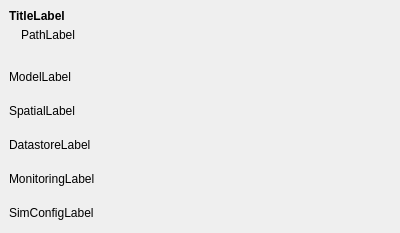
This is src/apps/openfluid-builder/base/DashboardInfosWidget.ui in OpenFLUID/openfluid as Qt 5 draws it before an edit. The edited form follows.
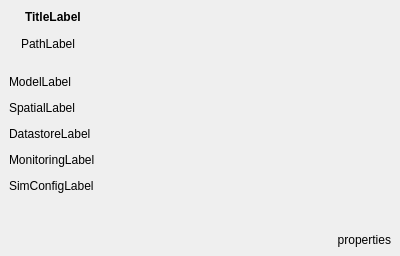
This is the edited form. Custom widgets are drawn as their Qt base class.

Patch:
```diff
--- a/src/apps/openfluid-builder/base/DashboardInfosWidget.ui
+++ b/src/apps/openfluid-builder/base/DashboardInfosWidget.ui
@@ -7,7 +7,7 @@
     <x>0</x>
     <y>0</y>
     <width>400</width>
-    <height>233</height>
+    <height>256</height>
    </rect>
   </property>
   <property name="sizePolicy">
@@ -48,15 +48,42 @@
        <number>12</number>
       </property>
       <item>
-       <layout class="QVBoxLayout" name="verticalLayout_3">
-        <property name="spacing">
-         <number>5</number>
-        </property>
+       <layout class="QGridLayout" name="gridLayout">
         <property name="bottomMargin">
          <number>12</number>
         </property>
+        <item row="0" column="0">
+         <layout class="QHBoxLayout" name="horizontalLayout">
+          <property name="spacing">
+           <number>0</number>
+          </property>
+          <item>
+           <widget class="openfluid::ui::common::StatusIconLabel" name="StatusIconLabel">
+            <property name="sizePolicy">
+             <sizepolicy hsizetype="Maximum" vsizetype="Maximum">
+              <horstretch>0</horstretch>
+              <verstretch>0</verstretch>
+             </sizepolicy>
+            </property>
+            <property name="minimumSize">
+             <size>
+              <width>16</width>
+              <height>16</height>
+             </size>
+            </property>
+            <property name="text">
+             <string notr="true"/>
+            </property>
+           </widget>
+          </item>
         <item>
          <widget class="openfluid::ui::common::ElidedLabel" name="TitleLabel">
+            <property name="sizePolicy">
+             <sizepolicy hsizetype="Expanding" vsizetype="Preferred">
+              <horstretch>0</horstretch>
+              <verstretch>0</verstretch>
+             </sizepolicy>
+            </property>
           <property name="font">
            <font>
             <weight>75</weight>
@@ -76,9 +103,17 @@
           <property name="wordWrap">
            <bool>true</bool>
           </property>
-         </widget>
-        </item>
-        <item>
+            <property name="openExternalLinks">
+             <bool>false</bool>
+            </property>
+            <property name="textInteractionFlags">
+             <set>Qt::LinksAccessibleByMouse</set>
+            </property>
+           </widget>
+          </item>
+         </layout>
+        </item>
+        <item row="1" column="0">
          <widget class="openfluid::ui::common::ElidedLabel" name="PathLabel">
           <property name="font">
            <font>
@@ -151,17 +186,50 @@
         </property>
        </widget>
       </item>
+      <item>
+       <spacer name="verticalSpacer">
+        <property name="orientation">
+         <enum>Qt::Vertical</enum>
+        </property>
+        <property name="sizeHint" stdset="0">
+         <size>
+          <width>20</width>
+          <height>40</height>
+         </size>
+        </property>
+       </spacer>
+      </item>
+      <item>
+       <widget class="openfluid::ui::common::ActionLabel" name="PropertiesLabel">
+        <property name="text">
+         <string>properties</string>
+        </property>
+        <property name="alignment">
+         <set>Qt::AlignRight|Qt::AlignTrailing|Qt::AlignVCenter</set>
+        </property>
+       </widget>
+      </item>
      </layout>
     </widget>
    </item>
   </layout>
  </widget>
  <customwidgets>
+  <customwidget>
+   <class>openfluid::ui::common::StatusIconLabel</class>
+   <extends>QLabel</extends>
+   <header location="global">openfluid/ui/common/StatusIconLabel.hpp</header>
+  </customwidget>
   <customwidget>
    <class>openfluid::ui::common::ElidedLabel</class>
    <extends>QLabel</extends>
    <header location="global">openfluid/ui/common/ElidedLabel.hpp</header>
   </customwidget>
+  <customwidget>
+   <class>openfluid::ui::common::ActionLabel</class>
+   <extends>QLabel</extends>
+   <header location="global">openfluid/ui/common/ActionLabel.hpp</header>
+  </customwidget>
  </customwidgets>
  <resources/>
  <connections/>
```
Left out of the diff: 11 changed lines with no effect on the pictures. Lines whose indentation alone changed are shown as unchanged.
